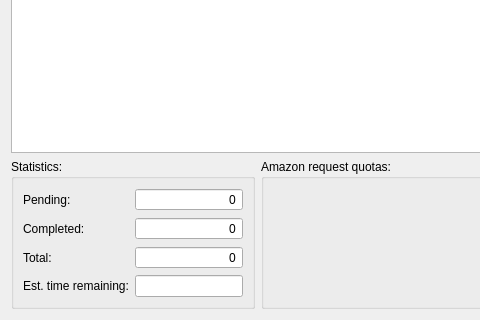
First picture: the form in operationsview.ui, repository garrettmk/Prowler, before the edit; both pictures show x 0 to 480 and y 288 to 608 of the 836 by 608 pixel window.
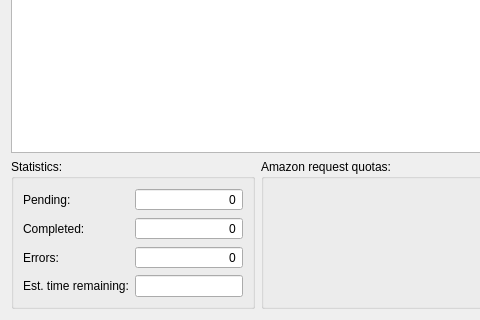
Second picture: the form after the edit. Icons and pictures are not drawn.

What changed in the file:
```diff
--- a/operationsview.ui
+++ b/operationsview.ui
@@ -99,7 +99,7 @@
         <item row="2" column="0">
          <widget class="QLabel" name="label_3">
           <property name="text">
-           <string>Total:</string>
+           <string>Errors:</string>
           </property>
          </widget>
         </item>
```
Left out of the diff: 20 changed lines with no effect on the pictures.
